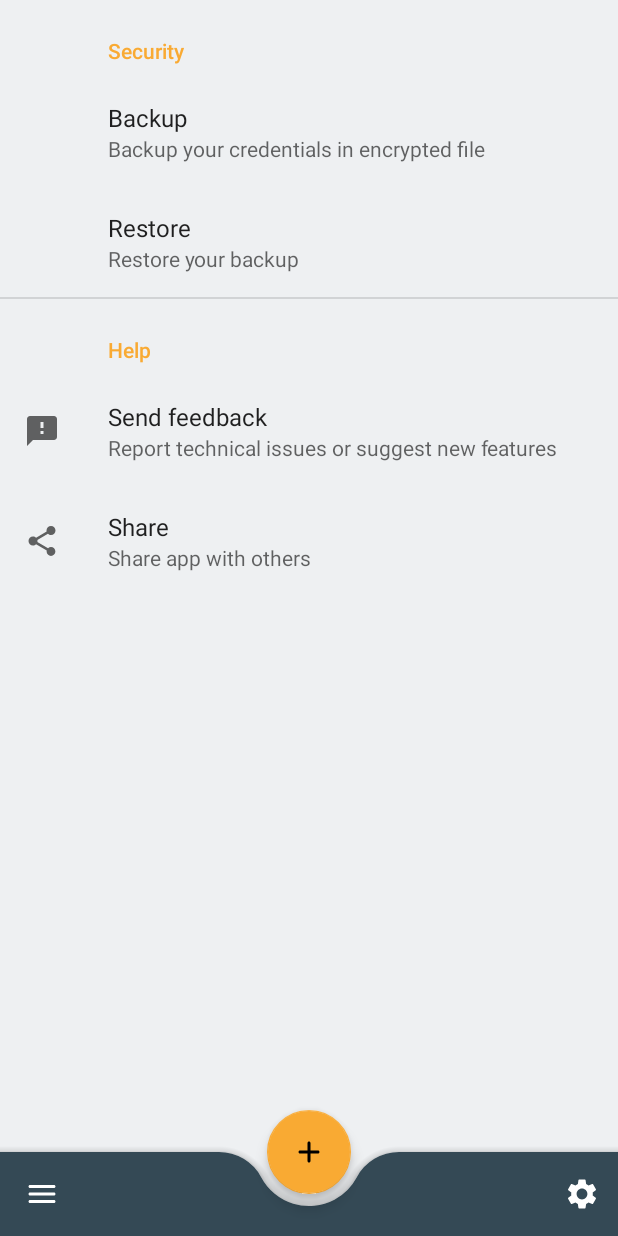
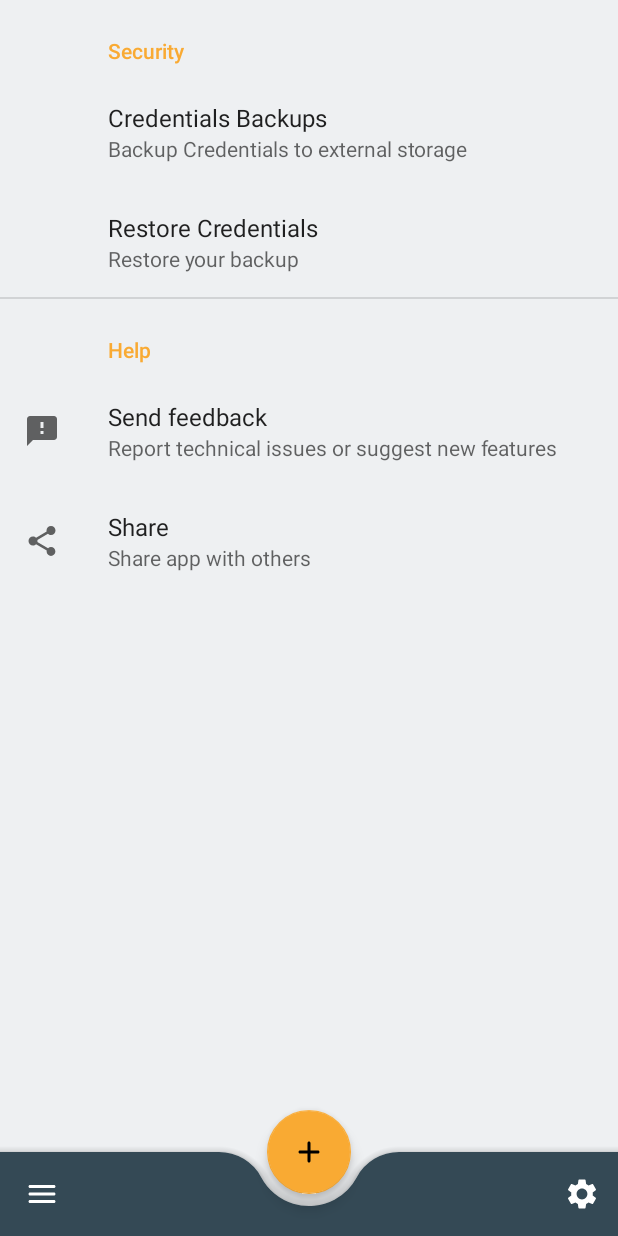
Before and after one commit to yogeshpaliyal/KeyPass, an Android app: the MySettingsFragment screen opened through its navigation route, on a phone screen of 412 x 824 dp. Run offline under Robolectric (Android 15) with nearby library versions, the phone set to English and light mode, and no system bars; our stand-ins replace Room's generated code, androidx.preference, data binding; libraries missing offline, so code that uses them is left out: com.yogeshpaliyal.universal_adapter; 6 statements that could not run were skipped.

Commit message:
working on backup update

```diff
--- a/app/build.gradle
+++ b/app/build.gradle
@@ -11,7 +11,7 @@ plugins {
 def appPackageId = 'com.yogeshpaliyal.keypass'
 def versionMajor = 1
 def versionMinor = 3
-def versionPatch = 2
+def versionPatch = 1
 def appVersion = "${versionMajor}.${versionMinor}.${versionPatch}"
 def appVersionCode = versionMajor * 1000 + versionMinor * 100 + versionPatch
 
@@ -67,6 +67,7 @@ dependencies {
     implementation 'androidx.appcompat:appcompat:1.2.0'
     implementation 'com.google.android.material:material:1.2.1'
     implementation 'androidx.constraintlayout:constraintlayout:2.0.4'
+    implementation 'androidx.preference:preference:1.1.1'
     testImplementation 'junit:junit:4.+'
     androidTestImplementation 'androidx.test.ext:junit:1.1.2'
     androidTestImplementation 'androidx.test.espresso:espresso-core:3.3.0'
--- a/app/src/main/java/com/yogeshpaliyal/keypass/ui/settings/MySettingsFragment.kt
+++ b/app/src/main/java/com/yogeshpaliyal/keypass/ui/settings/MySettingsFragment.kt
@@ -22,6 +22,7 @@ import com.yogeshpaliyal.keypass.databinding.LayoutBackupKeypharseBinding
 import com.yogeshpaliyal.keypass.databinding.LayoutRestoreKeypharseBinding
 import com.yogeshpaliyal.keypass.db_helper.createBackup
 import com.yogeshpaliyal.keypass.db_helper.restoreBackup
+import com.yogeshpaliyal.keypass.ui.backup.BackupActivity
 import com.yogeshpaliyal.keypass.utils.*
 import kotlinx.coroutines.launch
 
@@ -42,7 +43,7 @@ class MySettingsFragment : PreferenceFragmentCompat() {
             }
 
             "backup" -> {
-                selectBackupDirectory()
+                BackupActivity.start(context)
                 return true
             }
 
--- /dev/null
+++ b/app/src/main/res/values/strings_no_translate.xml
@@ -0,0 +1,8 @@
+<?xml version="1.0" encoding="utf-8"?>
+<resources>
+    <string name="settings_backup" translatable="false">backup</string>
+    <string name="settings_verify_key_phrase" translatable="false">settings_verify_key_phrase</string>
+    <string name="settings_restore_backup" translatable="false">restore_backup</string>
+    <string name="settings_feedback" translatable="false">feedback</string>
+    <string name="settings_share_app" translatable="false">share</string>
+</resources>
--- a/app/src/main/res/xml/preferences.xml
+++ b/app/src/main/res/xml/preferences.xml
@@ -7,13 +7,13 @@
         app:title="Security">
 
         <Preference
-            app:key="backup"
-            app:title="Backup"
-            app:summary="Backup your credentials in encrypted file" />
+            app:key="@string/settings_backup"
+            app:title="Credentials Backups"
+            app:summary="Backup Credentials to external storage" />
 
         <Preference
-            app:key="restore"
-            app:title="Restore"
+            app:key="@string/settings_restore_backup"
+            app:title="Restore Credentials"
             app:summary="Restore your backup" />
     </PreferenceCategory>
 
@@ -22,13 +22,13 @@
         app:title="Help">
 
         <Preference
-            app:key="feedback"
+            app:key="@string/settings_feedback"
             app:icon="@drawable/ic_baseline_feedback_24"
             app:title="Send feedback"
             app:summary="Report technical issues or suggest new features" />
 
         <Preference
-            app:key="share"
+            app:key="@string/settings_share_app"
             app:icon="@drawable/ic_baseline_share_24"
             app:title="Share"
             app:summary="Share app with others" />
```
Also changed, not shown: app/src/main/AndroidManifest.xml (+8 -17 lines), app/src/main/java/com/yogeshpaliyal/keypass/ui/backup/BackupActivity.kt (added, +57 -0 lines), app/src/main/java/com/yogeshpaliyal/keypass/ui/settings_activity/SettingsActivity.kt (deleted, +0 -12 lines), app/src/main/res/layout/backup_activity.xml (added, +9 -0 lines), app/src/main/res/values/arrays.xml (added, +12 -0 lines), app/src/main/res/values/strings.xml (+16 -0 lines), app/src/main/res/xml/backup_preferences.xml (added, +32 -0 lines).
